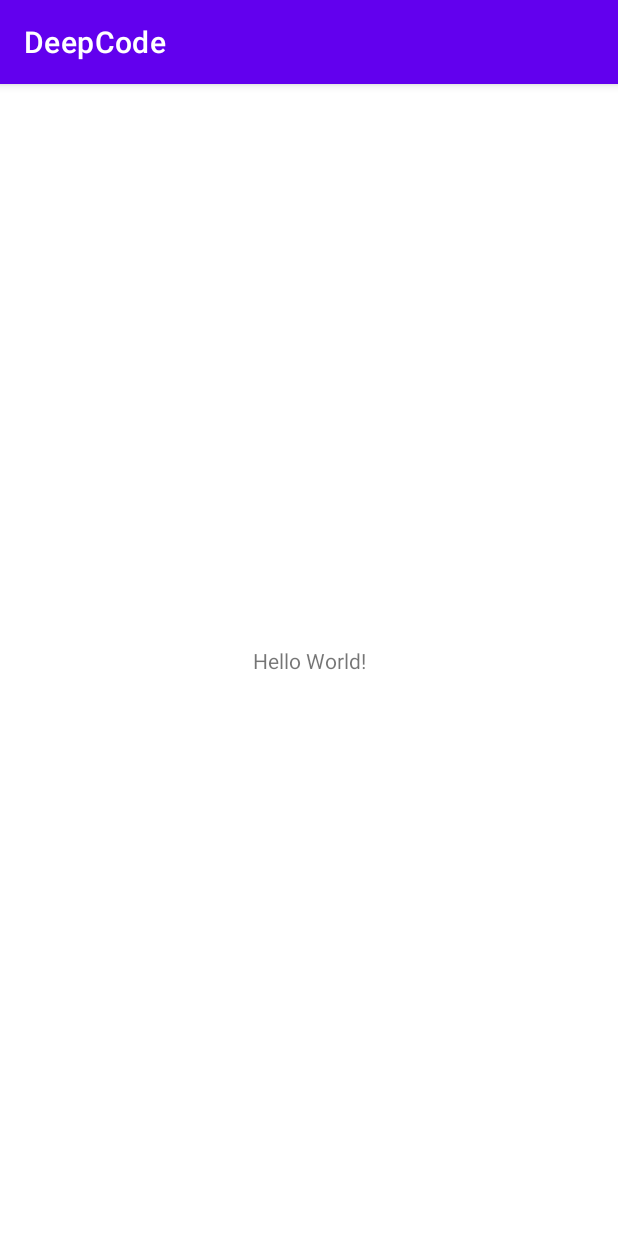
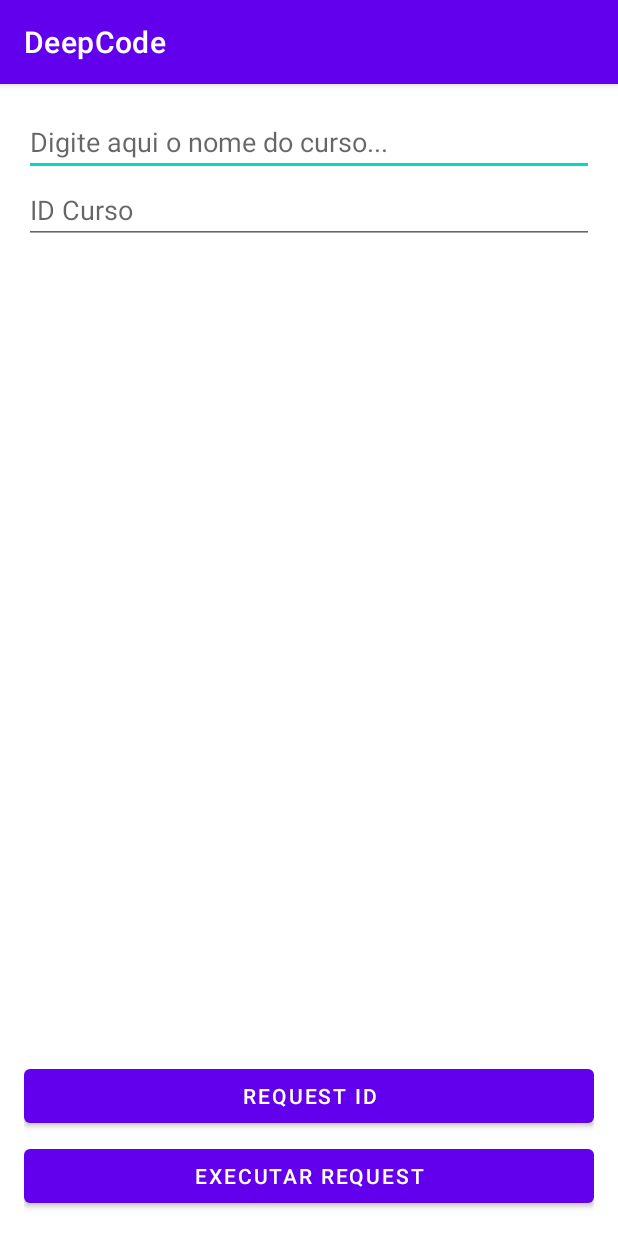
Before and after one commit to MirellaLins/DeepCode2, an Android app: the screen it shows after launch (MainActivity), on a phone screen of 412 x 824 dp. Run offline under Robolectric (Android 15) with nearby library versions, the phone set to English and light mode, and no system bars.

Commit message:
Request via tela

```diff
--- a/DeepCode/app/src/main/java/com/domain/deepcode/CursoService.java
+++ b/DeepCode/app/src/main/java/com/domain/deepcode/CursoService.java
@@ -2,11 +2,9 @@ package com.domain.deepcode;
 
 import java.util.List;
 
-import okhttp3.RequestBody;
 import retrofit2.Call;
 import retrofit2.http.Body;
 import retrofit2.http.DELETE;
-import retrofit2.http.Field;
 import retrofit2.http.GET;
 import retrofit2.http.POST;
 import retrofit2.http.PUT;
@@ -18,7 +16,7 @@ public interface CursoService {
     Call<List<CoursesRes>> getAllCourses();
 
     @GET("/courses/{course_id}")
-    Call<CoursesRes> getCourse(@Path("course_id") Long id);
+    Call<CoursesRes> getCourse(@Path("course_id") int id);
 
     @POST("/courses")
     Call<CoursesRes> createCourse(@Body CourseReq course);
@@ -28,10 +26,10 @@ public interface CursoService {
 //    Call deleteAllCourses();
 
     @PUT("/courses/{course_id}")
-    Call<CoursesRes> updateCourse(@Path("course_id") Long id, @Body CourseReq course);
+    Call<CoursesRes> updateCourse(@Path("course_id") int id, @Body CourseReq course);
 
     @DELETE("/courses/{course_id}")
-    Call deleteByIdCourse(@Path("course_id") Long id);
+    Call<Object> deleteByIdCourse(@Path("course_id") int id);
 
 
 
--- a/DeepCode/app/src/main/res/layout/activity_main.xml
+++ b/DeepCode/app/src/main/res/layout/activity_main.xml
@@ -4,15 +4,47 @@
     xmlns:tools="http://schemas.android.com/tools"
     android:layout_width="match_parent"
     android:layout_height="match_parent"
+    android:padding="16dp"
     tools:context=".MainActivity">
 
-    <TextView
-        android:layout_width="wrap_content"
+    <EditText
+        android:id="@+id/edNomeCurso"
+        android:layout_width="0dp"
         android:layout_height="wrap_content"
-        android:text="Hello World!"
-        app:layout_constraintBottom_toBottomOf="parent"
+        android:ems="10"
+        android:hint="Digite aqui o nome do curso..."
+        android:inputType="textPersonName"
         app:layout_constraintEnd_toEndOf="parent"
         app:layout_constraintStart_toStartOf="parent"
         app:layout_constraintTop_toTopOf="parent" />
 
+    <Button
+        android:id="@+id/btExecutar"
+        android:layout_width="0dp"
+        android:layout_height="wrap_content"
+        android:text="Executar request"
+        app:layout_constraintBottom_toBottomOf="parent"
+        app:layout_constraintEnd_toEndOf="parent"
+        app:layout_constraintStart_toStartOf="parent" />
+
+    <EditText
+        android:id="@+id/edIdCurso"
+        android:layout_width="0dp"
+        android:layout_height="wrap_content"
+        android:ems="10"
+        android:hint="ID Curso"
+        android:inputType="number"
+        app:layout_constraintEnd_toEndOf="parent"
+        app:layout_constraintStart_toStartOf="parent"
+        app:layout_constraintTop_toBottomOf="@+id/edNomeCurso" />
+
+    <Button
+        android:id="@+id/btRequestID"
+        android:layout_width="0dp"
+        android:layout_height="wrap_content"
+        android:layout_marginBottom="5dp"
+        android:text="Request ID"
+        app:layout_constraintBottom_toTopOf="@+id/btExecutar"
+        app:layout_constraintEnd_toEndOf="parent"
+        app:layout_constraintStart_toStartOf="parent" />
 </androidx.constraintlayout.widget.ConstraintLayout>
```
Also changed, not shown: DeepCode/app/src/main/java/com/domain/deepcode/MainActivity.java (+113 -2 lines).
